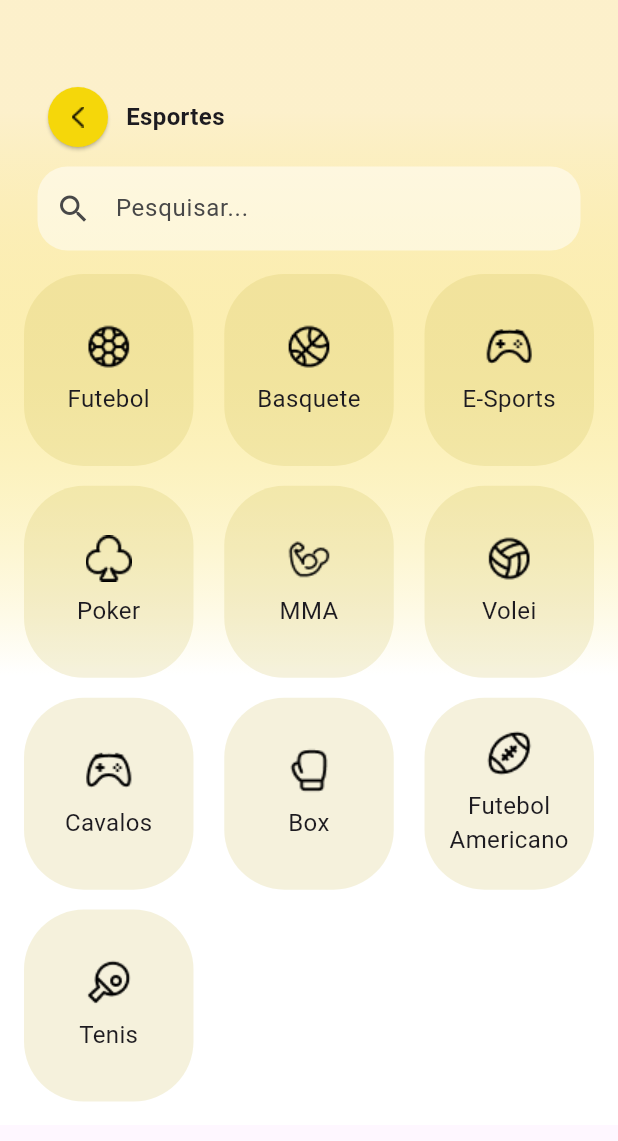
After one commit to lemtd/empire_mobile, a Flutter app: the SportsPage screen opened by its route, on a phone screen of 412 x 824 dp. The commit adds this screen. Shown: the top 1141 px of the screen. Run offline on Flutter 3.47's test engine with Material 3 defaults, Android fonts, the phone set to English and light mode, and no system bars; our stand-ins replace carousel_slider, get_it, mobx, shared_preferences; accounts and stored records are empty; generated files the repository leaves out were written again.

Commit message:
sports page implementation

```diff
--- /dev/null
+++ b/empire/lib/components/card_sports.dart
@@ -0,0 +1,38 @@
+import 'package:flutter/material.dart';
+
+class CardSports extends StatelessWidget {
+  final String img;
+  final String title;
+
+  const CardSports({super.key, required this.img, required this.title});
+
+  @override
+  Widget build(BuildContext context) {
+    return Container(
+      width: 113,
+      height: 128,
+      decoration: BoxDecoration(
+        color: const Color.fromARGB(45, 196, 178, 58),
+        borderRadius: BorderRadius.circular(40),
+      ),
+      child: Column(
+        mainAxisAlignment: MainAxisAlignment.center,
+        crossAxisAlignment: CrossAxisAlignment.center,
+        children: [
+          Image(
+            height: 31,
+            width: 31,
+            image: AssetImage(img),
+            fit: BoxFit.cover,
+          ),
+          SizedBox(height: 8),
+          Text(
+            title,
+            style: const TextStyle(fontSize: 16),
+            textAlign: TextAlign.center,
+          ),
+        ],
+      ),
+    );
+  }
+}
--- a/empire/lib/modules/home/home_page.dart
+++ b/empire/lib/modules/home/home_page.dart
@@ -159,6 +159,7 @@ class HomePage extends StatelessWidget {
                     title: const Text("Esportes"),
                     onTap: () {
                       // Navigator.pop(context);
+                      Navigator.pushNamed(context, '/sports');
                     },
                   ),
                   ListTile(
--- /dev/null
+++ b/empire/lib/modules/sports/sports_page.dart
@@ -0,0 +1,143 @@
+import 'package:empire/components/card_sports.dart';
+import 'package:flutter/material.dart';
+
+class SportsPage extends StatelessWidget {
+  const SportsPage({super.key});
+
+  @override
+  Widget build(BuildContext context) {
+    return Scaffold(
+        body: Container(
+          height: 750,
+            decoration: const BoxDecoration(
+              gradient: LinearGradient(
+                begin: Alignment.topCenter,
+                end: Alignment.bottomCenter,
+                stops: [0.1, 0.6],
+                colors: [
+                  Color.fromARGB(54, 245, 214, 10),
+                  Colors.white,
+                ],
+              ),
+            ),
+            child: Column(
+              mainAxisAlignment: MainAxisAlignment.spaceEvenly,
+              children: [
+                Container(
+                  margin: const EdgeInsets.only(left: 20, right: 20, top: 45),
+                  child: Row(
+                    children: [
+                      ElevatedButton(
+                        style: ElevatedButton.styleFrom(
+                          shape: const CircleBorder(), backgroundColor: const Color(0xFFF5D70A),
+                        ),
+                        onPressed: () {
+                          Navigator.pop(context);
+                        },
+                        child: const Image(
+                            height: 14,
+                            width: 8,
+                            image: AssetImage('lib/images/arrow.png'),
+                            fit: BoxFit.cover),
+                      ),
+                      const Text(
+                        'Esportes',
+                        style: TextStyle(
+                          fontSize: 16,
+                          fontWeight: FontWeight.bold,
+                        ),
+                      )
+                    ],
+                  ),
+                ),
+                Container(
+                  margin: const EdgeInsets.only(left: 25, right: 25),
+                  child: TextField(
+                    decoration: InputDecoration(
+                      alignLabelWithHint: true,
+                      hintText: 'Pesquisar...',
+                      hintStyle: const TextStyle(color: Color(0xFF484848)),
+                      prefixIcon:
+                          const Icon(Icons.search, color: Color(0xFF484848)),
+                      border: OutlineInputBorder(
+                        borderSide: BorderSide.none,
+                        borderRadius: BorderRadius.circular(20.0),
+                      ),
+                      filled: true,
+                      fillColor: const Color.fromARGB(255, 255, 255, 255).withOpacity(0.5),
+                    ),
+                  ),
+                ),
+                const SizedBox(
+                  height: 565,
+                  width: 380,
+                  child: Column(
+                    mainAxisAlignment: MainAxisAlignment.spaceAround,
+                    children: [
+                      Row(
+                        mainAxisAlignment: MainAxisAlignment.spaceBetween,
+                        children: [
+                          CardSports(
+                            img: 'lib/images/soccer.png',
+                            title: 'Futebol',
+                          ),
+                          CardSports(
+                            img: 'lib/images/basket.png',
+                            title: 'Basquete',
+                          ),
+                          CardSports(
+                            img: 'lib/images/controller.png',
+                            title: 'E-Sports',
+                          ),
+                        ],
+                      ),
+                      Row(
+                        mainAxisAlignment: MainAxisAlignment.spaceBetween,
+                        children: [
+                          CardSports(
+                            img: 'lib/images/poker.png',
+                            title: 'Poker',
+                          ),
+                          CardSports(
+                            img: 'lib/images/biceps.png',
+                            title: 'MMA',
+                          ),
+                          CardSports(
+                            img: 'lib/images/volley.png',
+                            title: 'Volei',
+                          ),
+                        ],
+                      ),
+                      Row(
+                        mainAxisAlignment: MainAxisAlignment.spaceBetween,
+                        children: [
+                          CardSports(
+                            img: 'lib/images/controller.png',
+                            title: 'Cavalos',
+                          ),
+                          CardSports(
+                            img: 'lib/images/boxing.png',
+                            title: 'Box',
+                          ),
+                          CardSports(
+                            img: 'lib/images/football.png',
+                            title: 'Futebol Americano',
+                          ),
+                        ],
+                      ),
+                      Row(
+                        mainAxisAlignment: MainAxisAlignment.start,
+                        children: [
+                          CardSports(
+                            img: 'lib/images/tenis.png',
+                            title: 'Tenis',
+                          ),
+                        ],
+                      ),
+                    ],
+                  ),
+                )
+              ],
+            )));
+  }
+}
```
